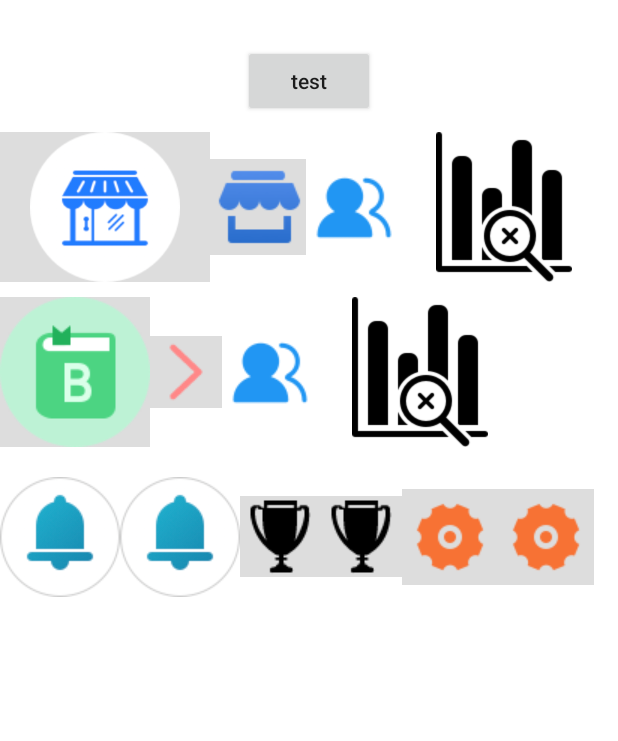
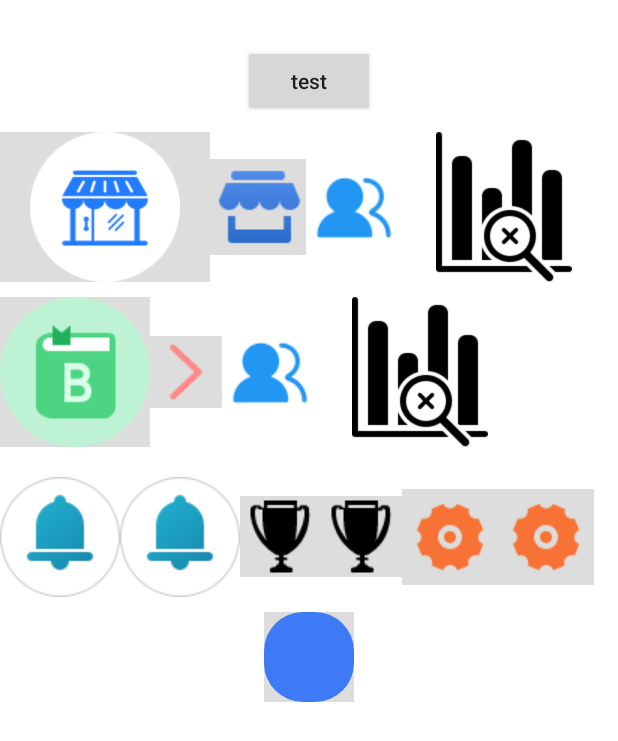
Before and after one commit to DGUTyu/CommonUI, an Android app: the screen it shows after launch (SecondActivity), after a tap on "Welcome to CommonUl", on a phone screen of 412 x 824 dp. Shown: the top 741 px of the screen. Run offline under Robolectric (Android 15) with nearby library versions, the phone set to English and light mode, and no system bars; 1 statement that could not run was skipped.

Commit message:
整理ImageViewPro相关代码

```diff
--- a/UIlibrary/src/main/java/com/wxdgut/uilibrary/iv/ImageViewPro.java
+++ b/UIlibrary/src/main/java/com/wxdgut/uilibrary/iv/ImageViewPro.java
@@ -111,7 +111,7 @@ public class ImageViewPro extends ImageView {
         if (drawable == null) {
             return;
         }
-        mColor = ContextCompat.getColor(getContext(), colorId); //API level 23 及以上
+        mColor = ContextCompat.getColor(getContext(), colorId); //所有版本均适用，无需特判 API level 23 (Build.VERSION_CODES.M) 以下的情况
         PorterDuffColorFilter colorFilter = new PorterDuffColorFilter(mColor, PorterDuff.Mode.SRC_ATOP);
         drawable.setColorFilter(colorFilter);
         setImageDrawable(drawable);
@@ -137,7 +137,7 @@ public class ImageViewPro extends ImageView {
         if (drawable == null) {
             return;
         }
-        mColor = ContextCompat.getColor(getContext(), colorId); //API level 23 及以上
+        mColor = ContextCompat.getColor(getContext(), colorId); //所有版本均适用，无需特判 API level 23 (Build.VERSION_CODES.M) 以下的情况
         PorterDuffColorFilter colorFilter = new PorterDuffColorFilter(mColor, PorterDuff.Mode.SRC_ATOP);
         drawable.setColorFilter(colorFilter);
         invalidate();
--- a/app/src/main/res/layout/activity_second.xml
+++ b/app/src/main/res/layout/activity_second.xml
@@ -120,4 +120,11 @@
             android:src="@drawable/img_setting" />
 
     </LinearLayout>
+
+    <ImageView
+        android:layout_width="60dp"
+        android:layout_height="60dp"
+        android:background="#dddddd"
+        android:src="@drawable/shape_blue_btn_bg"/>
+
 </LinearLayout>
```
